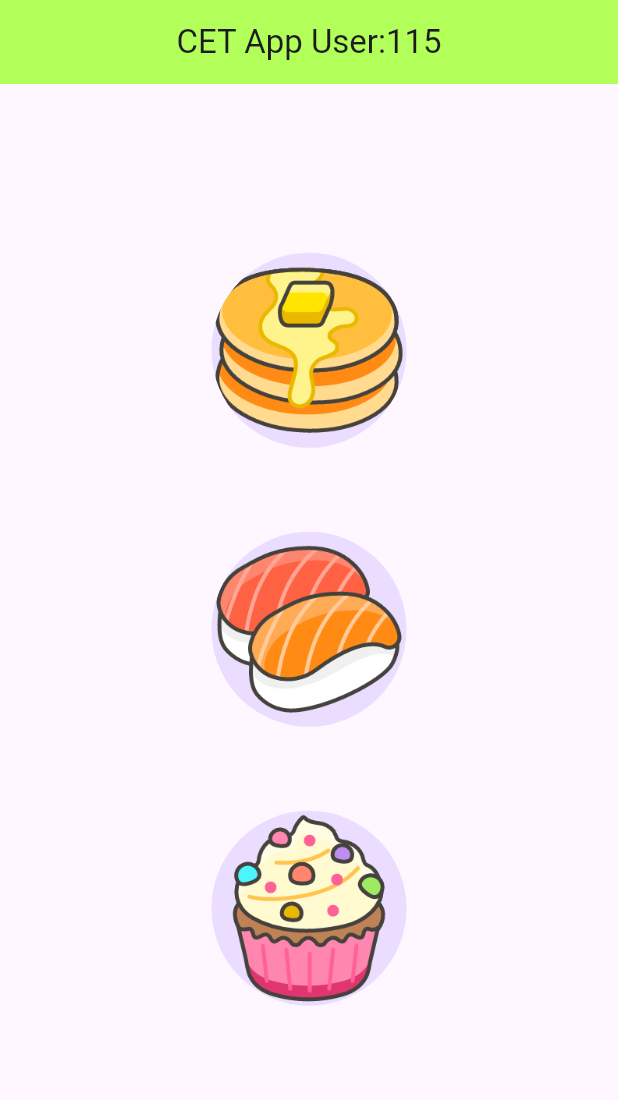
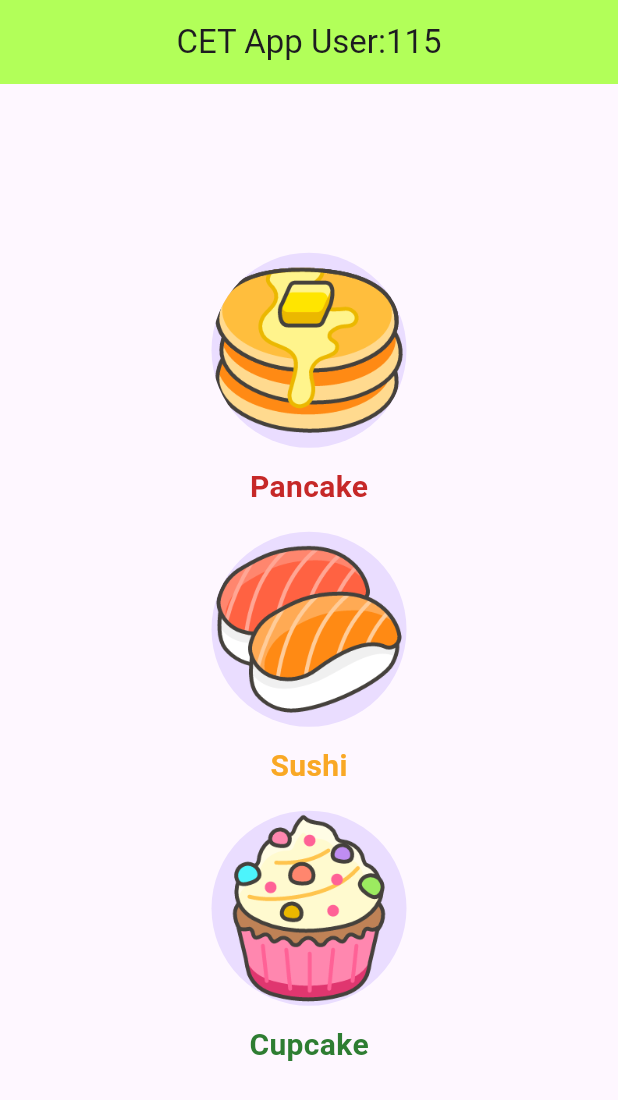
Before and after one commit to 2661031741115TWorker/Mobile-LAB-3, a Flutter app: the screen it shows after launch, on a phone screen of 412 x 824 dp. Shown: the top 1100 px of the screen. Run offline on Flutter 3.47's test engine with Material 3 defaults, Android fonts, the phone set to English and light mode, and no system bars.

Commit message:
Updateก home.dart
forget to add text

```diff
--- a/lib/home.dart
+++ b/lib/home.dart
@@ -17,7 +17,7 @@ class Home extends StatelessWidget {
               ),
               const SizedBox(height: 12),
               Text(
-                "",
+                "Pancake",
                 style: TextStyle(
                   fontSize: 20,
                   fontWeight: FontWeight.bold,
@@ -35,7 +35,7 @@ class Home extends StatelessWidget {
               ),
               const SizedBox(height: 12),
               Text(
-                "",
+                "Sushi",
                 style: TextStyle(
                   fontSize: 20,
                   fontWeight: FontWeight.bold,
@@ -53,7 +53,7 @@ class Home extends StatelessWidget {
               ),
               const SizedBox(height: 12),
               Text(
-                "",
+                "Cupcake",
                 style: TextStyle(
                   fontSize: 20,
                   fontWeight: FontWeight.bold,
```
